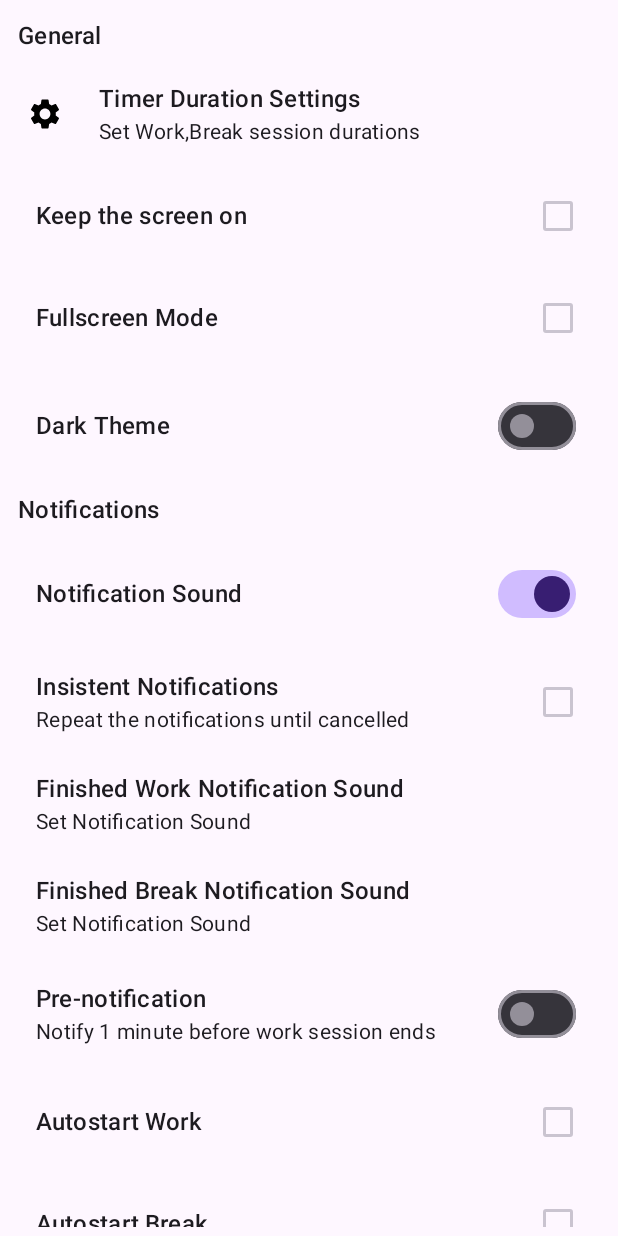
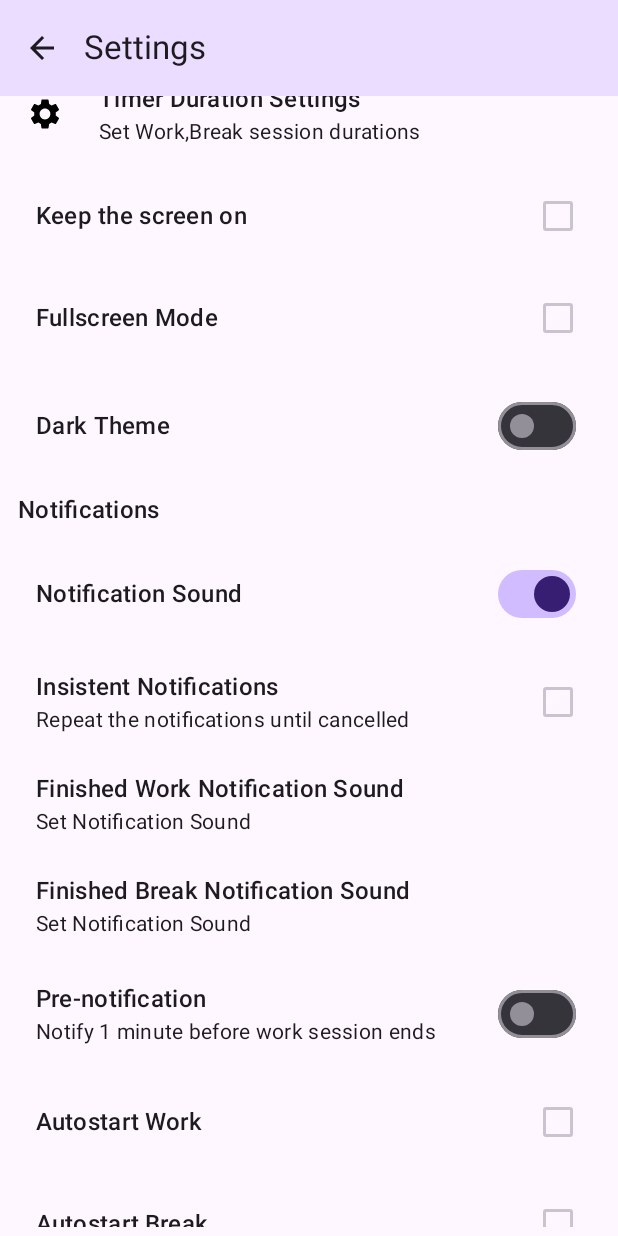
Before and after one commit to AkshatShahjade/pomodoro-app, an Android app built with Jetpack Compose: the screen it shows after launch (MainActivity), after a tap on "Settings", on a phone screen of 412 x 824 dp. Run offline under Robolectric (Android 15) with nearby library versions, the phone set to English and light mode, and no system bars; 3 other taps on this screen came first.

Commit message:
C4: Created TopBar in MainActivity

```diff
--- a/app/src/main/java/com/example/pomodoroapp/MainActivity.kt
+++ b/app/src/main/java/com/example/pomodoroapp/MainActivity.kt
@@ -7,19 +7,31 @@ import androidx.activity.enableEdgeToEdge
 import androidx.annotation.StringRes
 import androidx.compose.foundation.layout.fillMaxSize
 import androidx.compose.foundation.layout.padding
+import androidx.compose.material.icons.Icons
+import androidx.compose.material.icons.filled.ArrowBack
+import androidx.compose.material3.ExperimentalMaterial3Api
+import androidx.compose.material3.Icon
+import androidx.compose.material3.IconButton
 import androidx.compose.material3.LocalContentColor
+import androidx.compose.material3.MaterialTheme
 import androidx.compose.material3.Scaffold
 import androidx.compose.material3.Surface
+import androidx.compose.material3.Text
+import androidx.compose.material3.TopAppBar
+import androidx.compose.material3.TopAppBarDefaults
 import androidx.compose.runtime.Composable
 import androidx.compose.runtime.collectAsState
 import androidx.compose.runtime.getValue
 import androidx.compose.ui.Modifier
 import androidx.compose.ui.modifier.modifierLocalMapOf
 import androidx.compose.ui.platform.LocalContext
+import androidx.compose.ui.res.painterResource
+import androidx.compose.ui.res.stringResource
 import androidx.lifecycle.viewmodel.compose.viewModel
 import androidx.navigation.compose.NavHost
 import androidx.navigation.NavHostController
 import androidx.navigation.compose.composable
+import androidx.navigation.compose.currentBackStackEntryAsState
 import androidx.navigation.compose.rememberNavController
 import com.example.pomodoroapp.ui.HomeScreen
 import com.example.pomodoroapp.ui.PomodoroViewModel
@@ -38,13 +50,25 @@ class MainActivity : ComponentActivity() {
 
         setContent {
             PomodoroAppTheme {
+                val navController: NavHostController = rememberNavController()
+
+                val currentRoute by navController.currentBackStackEntryAsState()
+                val currentScreen = AppScreens.valueOf(
+                    currentRoute?.destination?.route?:AppScreens.HomeScreen.name
+                )
+
                 Scaffold (
                     modifier = Modifier.fillMaxSize(),
                     topBar = {
-                        navigationTopBar()
+                        if(navController.previousBackStackEntry!=null
+                            && currentScreen != AppScreens.HomeScreen) {
+                            navigationTopBar(
+                                currentScreen = currentScreen,
+                                onUpCLick = { navController.navigateUp() }
+                            )
+                        }
                     }
                 ){ innerPadding ->
-                    val navController: NavHostController = rememberNavController()
 
                     val pomodoroViewModel: PomodoroViewModel = viewModel()
                     val pomodoroUiState by pomodoroViewModel.uiState.collectAsState()
@@ -80,5 +104,27 @@ class MainActivity : ComponentActivity() {
     }
 }
 
+@OptIn(ExperimentalMaterial3Api::class)
 @Composable
-fun navigationTopBar(){}
+fun navigationTopBar(
+    currentScreen: AppScreens,
+    onUpCLick: ()->Unit,
+){
+    TopAppBar(
+        modifier = Modifier,
+        title = { Text(text = stringResource(currentScreen.title)) },
+        navigationIcon = {
+            IconButton(
+                modifier = Modifier,
+                onClick = onUpCLick,
+            ){
+                Icon(
+                    imageVector = Icons.Filled.ArrowBack,
+                    contentDescription = "Back"
+                )}
+        },
+        colors = TopAppBarDefaults.mediumTopAppBarColors(
+            containerColor = MaterialTheme.colorScheme.primaryContainer
+        ),
+    )
+}
```
